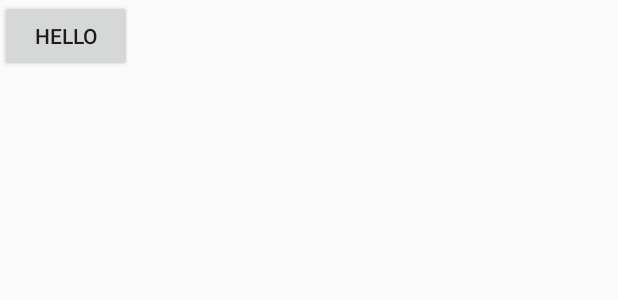
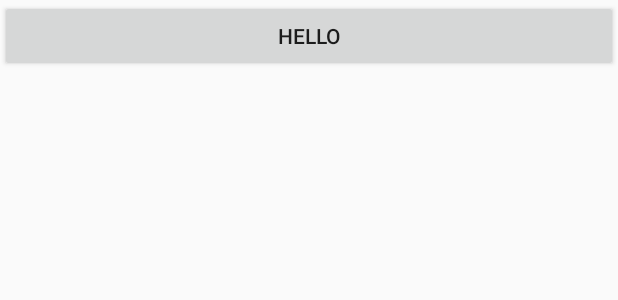
Before and after one commit to hexclan640/CareU-App-part, an Android app: the layout activity_police_ecomplain.xml on its own in the app's theme, with its tools: preview values and no code run, on a phone screen of 412 x 824 dp. Shown: the top 300 px of the screen. Run offline under Robolectric (Android 15) with nearby library versions, the phone set to English and light mode, and no system bars.

Commit message:
Add E Complain InterFace

```diff
--- a/app/src/main/res/layout/activity_police_ecomplain.xml
+++ b/app/src/main/res/layout/activity_police_ecomplain.xml
@@ -12,7 +12,8 @@
         <Button
             android:layout_width="wrap_content"
             android:layout_height="wrap_content"
-            android:text="hello"></Button>
+            android:text="hello"
+            android:layout_weight="1"></Button>
     </LinearLayout>
 
 </LinearLayout>
```
